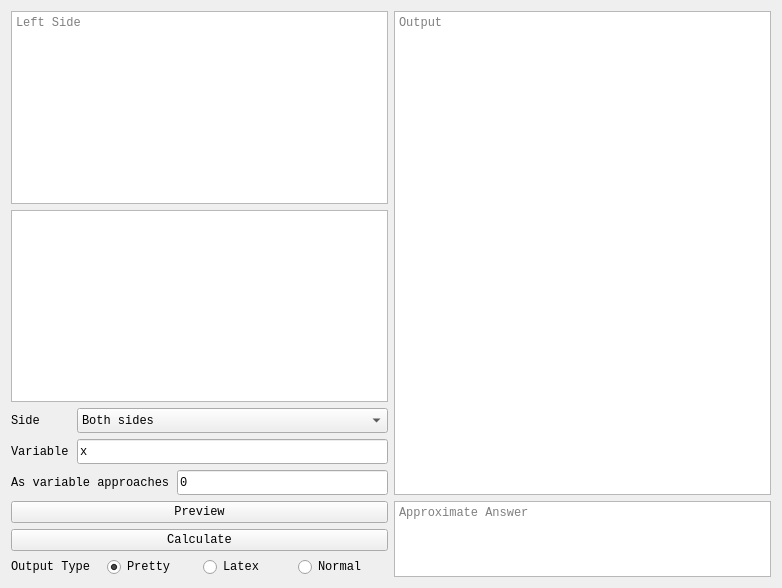
The window that caspy/qt_assets/tabs/eq.ui (Secozzi/CASpy) describes before a commit, drawn with Qt 5.
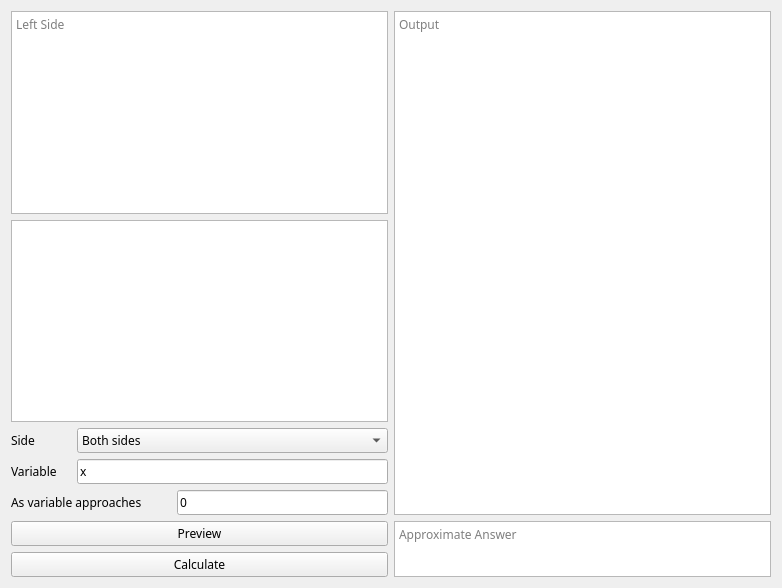
The same window after the commit.

The edit to the form file:
```diff
--- a/caspy/qt_assets/tabs/eq.ui
+++ b/caspy/qt_assets/tabs/eq.ui
@@ -12,7 +12,7 @@
   </property>
   <property name="font">
    <font>
-    <family>Courier New</family>
+    <family>Cooper Black</family>
    </font>
   </property>
   <property name="windowTitle">
@@ -95,53 +95,6 @@
        </property>
       </widget>
      </item>
-     <item row="7" column="0">
-      <layout class="QHBoxLayout" name="horizontalLayout_3">
-       <item>
-        <widget class="QLabel" name="LimOutType">
-         <property name="toolTip">
-          <string>Format of output</string>
-         </property>
-         <property name="text">
-          <string>Output Type</string>
-         </property>
-        </widget>
-       </item>
-       <item>
-        <widget class="QRadioButton" name="LimPP">
-         <property name="toolTip">
-          <string>Pretty print</string>
-         </property>
-         <property name="text">
-          <string>Pretty</string>
-         </property>
-         <property name="checked">
-          <bool>true</bool>
-         </property>
-        </widget>
-       </item>
-       <item>
-        <widget class="QRadioButton" name="LimLatex">
-         <property name="toolTip">
-          <string>Latex</string>
-         </property>
-         <property name="text">
-          <string>Latex</string>
-         </property>
-        </widget>
-       </item>
-       <item>
-        <widget class="QRadioButton" name="LimNormal">
-         <property name="toolTip">
-          <string>Normal - no special format</string>
-         </property>
-         <property name="text">
-          <string>Normal</string>
-         </property>
-        </widget>
-       </item>
-      </layout>
-     </item>
      <item row="0" column="0">
       <widget class="QTextEdit" name="LimExp">
        <property name="toolTip">
@@ -207,22 +160,6 @@
        </property>
       </widget>
      </item>
-     <item row="5" column="1" rowspan="3">
-      <widget class="QTextBrowser" name="LimApprox">
-       <property name="sizePolicy">
-        <sizepolicy hsizetype="Expanding" vsizetype="Ignored">
-         <horstretch>0</horstretch>
-         <verstretch>0</verstretch>
-        </sizepolicy>
-       </property>
-       <property name="toolTip">
-        <string>Approximate answer of calculation</string>
-       </property>
-       <property name="placeholderText">
-        <string>Approximate Answer</string>
-       </property>
-      </widget>
-     </item>
      <item row="4" column="0">
       <layout class="QHBoxLayout" name="horizontalLayout_7">
        <item>
@@ -277,6 +214,22 @@
      <item row="1" column="0">
       <widget class="QTextEdit" name="textEdit"/>
      </item>
+     <item row="5" column="1" rowspan="2">
+      <widget class="QTextBrowser" name="LimApprox">
+       <property name="sizePolicy">
+        <sizepolicy hsizetype="Expanding" vsizetype="Ignored">
+         <horstretch>0</horstretch>
+         <verstretch>0</verstretch>
+        </sizepolicy>
+       </property>
+       <property name="toolTip">
+        <string>Approximate answer of calculation</string>
+       </property>
+       <property name="placeholderText">
+        <string>Approximate Answer</string>
+       </property>
+      </widget>
+     </item>
     </layout>
    </item>
   </layout>
```
